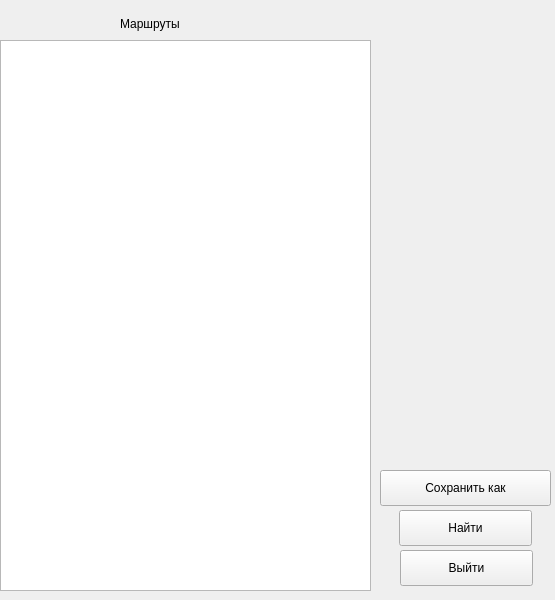
Qt form Programming-basics/Labs/Lab7/Task1/ui/MainWindow.ui (kunansy/WEB-technology) before a commit.
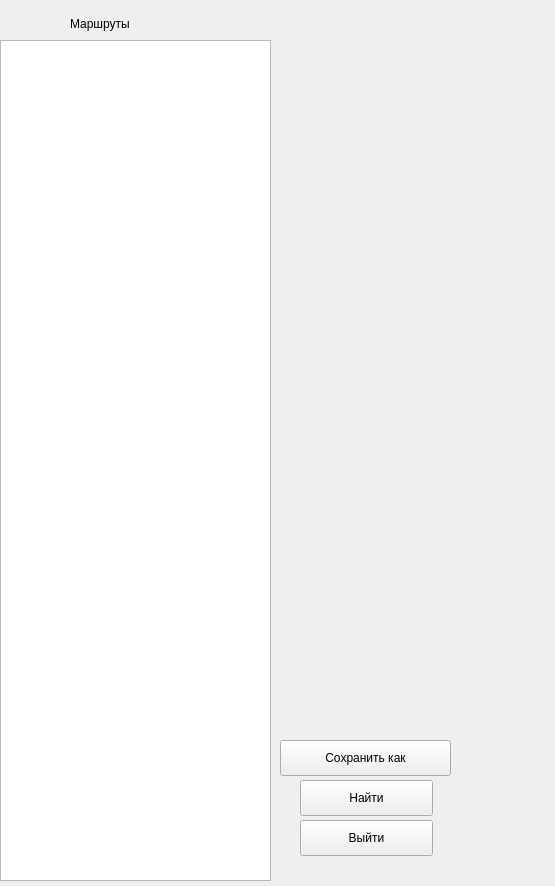
The same form after that commit.

Patch:
```diff
--- a/Programming-basics/Labs/Lab7/Task1/ui/MainWindow.ui
+++ b/Programming-basics/Labs/Lab7/Task1/ui/MainWindow.ui
@@ -7,7 +7,7 @@
     <x>0</x>
     <y>0</y>
     <width>555</width>
-    <height>600</height>
+    <height>886</height>
    </rect>
   </property>
   <property name="windowTitle">
@@ -19,13 +19,14 @@
      <rect>
       <x>0</x>
       <y>40</y>
-      <width>371</width>
-      <height>551</height>
+      <width>271</width>
+      <height>841</height>
      </rect>
     </property>
     <property name="font">
      <font>
-      <family>TeX Gyre Bonum Math</family>
+      <family>Sans</family>
+      <pointsize>12</pointsize>
       <italic>false</italic>
      </font>
     </property>
@@ -33,7 +34,7 @@
    <widget class="QLabel" name="RoutesLabel">
     <property name="geometry">
      <rect>
-      <x>120</x>
+      <x>70</x>
       <y>10</y>
       <width>121</width>
       <height>27</height>
@@ -49,8 +50,8 @@
    <widget class="QPushButton" name="DumpButton">
     <property name="geometry">
      <rect>
-      <x>380</x>
-      <y>470</y>
+      <x>280</x>
+      <y>740</y>
       <width>171</width>
       <height>36</height>
      </rect>
@@ -62,8 +63,8 @@
    <widget class="QPushButton" name="ExitButton">
     <property name="geometry">
      <rect>
-      <x>400</x>
-      <y>550</y>
+      <x>300</x>
+      <y>820</y>
       <width>133</width>
       <height>36</height>
      </rect>
@@ -75,8 +76,8 @@
    <widget class="QPushButton" name="SearchButton">
     <property name="geometry">
      <rect>
-      <x>399</x>
-      <y>510</y>
+      <x>300</x>
+      <y>780</y>
       <width>133</width>
       <height>36</height>
      </rect>
```
